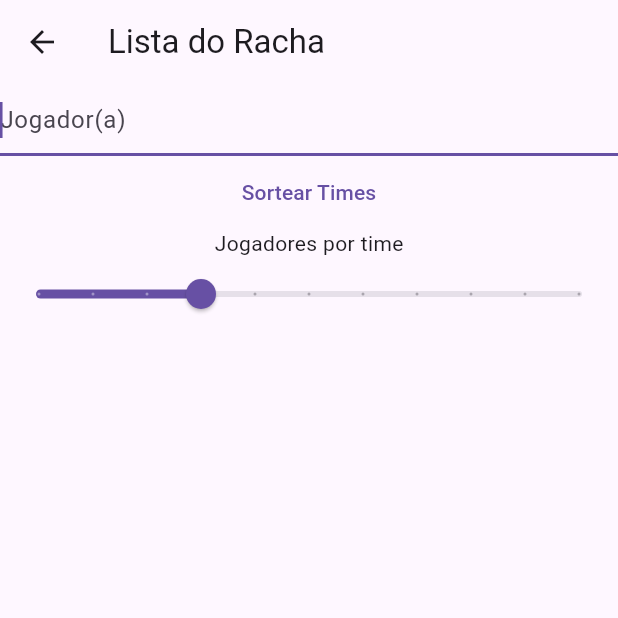
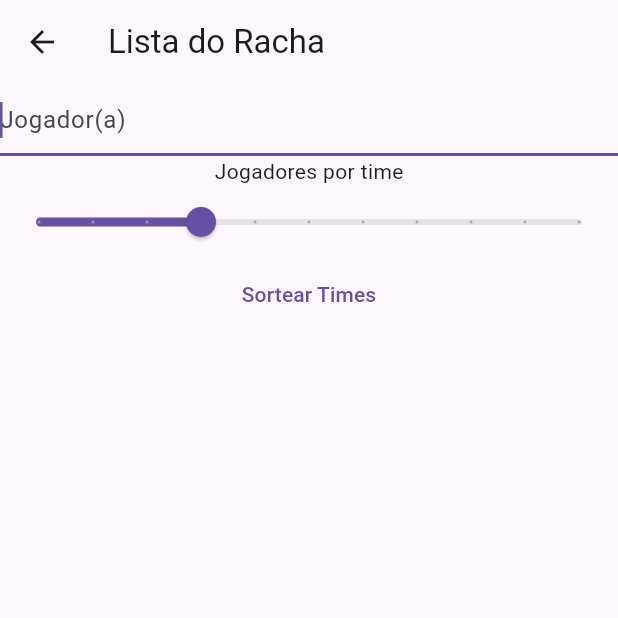
Before and after one commit to gabriell-silva/rachinha_top_app, a Flutter app: the RachaListPage screen opened directly, on a phone screen of 412 x 824 dp, the top half of it. Run offline on Flutter 3.47's test engine with Material 3 defaults, Android fonts, the light colour scheme and no system bars; our stand-ins replace flutter_dotenv, stop_watch_timer, supabase_flutter; accounts and stored records are empty.

Commit message:
remove: players_form widget to handle variables better

```diff
--- a/lib/pages/racha_list.dart
+++ b/lib/pages/racha_list.dart
@@ -1,5 +1,5 @@
 import 'package:flutter/material.dart';
-import 'package:rachinha_top_app/widgets/players_form.dart';
+import 'package:rachinha_top_app/utils/app_routes.dart';
 
 class RachaListPage extends StatefulWidget {
   const RachaListPage({super.key});
@@ -9,6 +9,7 @@ class RachaListPage extends StatefulWidget {
 }
 
 class _RachaListPageState extends State<RachaListPage> {
+  List<String> players = [""];
   double initialValueToPlayersPerTeam = 4;
 
   @override
@@ -17,9 +18,35 @@ class _RachaListPageState extends State<RachaListPage> {
         appBar: AppBar(
           title: const Text('Lista do Racha'),
         ),
-      body: Column(
+        body: SingleChildScrollView(
+          child: Column(
             children: [
-          const PlayersForm(),
+              ListView.builder(
+                scrollDirection: Axis.vertical,
+                shrinkWrap: true,
+                itemCount: players.length,
+                itemBuilder: (context, index) {
+                  return TextField(
+                    autofocus: true,
+                    decoration: const InputDecoration(hintText: "Jogador(a)"),
+                    keyboardType: TextInputType.name,
+                    onChanged: (value) {
+                      setState(() {
+                        players[index] = value;
+                      });
+                    },
+                    onSubmitted: (value) {
+                      String lastPlayerEntry = players[players.length - 1];
+
+                      if (lastPlayerEntry.isNotEmpty) {
+                        setState(() {
+                          players.add("");
+                        });
+                      }
+                    },
+                  );
+                },
+              ),
               Column(
                 children: [
                   const Text("Jogadores por time"),
@@ -37,8 +64,16 @@ class _RachaListPageState extends State<RachaListPage> {
                   ),
                 ],
               ),
+              TextButton(
+                  onPressed: () {
+                    players.removeWhere((element) => element.isEmpty);
+
+                    Navigator.pushNamed(context, AppRoutes.teams,
+                        arguments: players);
+                  },
+                  child: const Text("Sortear Times")),
             ],
           ),
-    );
+        ));
   }
 }
--- a/lib/widgets/players_form.dart
+++ /dev/null
@@ -1,52 +0,0 @@
-import 'package:flutter/material.dart';
-import 'package:rachinha_top_app/utils/app_routes.dart';
-
-class PlayersForm extends StatefulWidget {
-  const PlayersForm({super.key});
-
-  @override
-  State<PlayersForm> createState() => PlayersFormState();
-}
-
-class PlayersFormState extends State<PlayersForm> {
-  List<String> players = [""];
-
-  @override
-  Widget build(BuildContext context) {
-    return Column(children: [
-      ListView.builder(
-        scrollDirection: Axis.vertical,
-        shrinkWrap: true,
-        itemCount: players.length,
-        itemBuilder: (context, index) {
-          return TextField(
-            autofocus: true,
-            decoration: const InputDecoration(hintText: "Jogador(a)"),
-            keyboardType: TextInputType.name,
-            onChanged: (value) {
-              setState(() {
-                players[index] = value;
-              });
-            },
-            onSubmitted: (value) {
-              String lastPlayerEntry = players[players.length - 1];
-
-              if (lastPlayerEntry.isNotEmpty) {
-                setState(() {
-                  players.add("");
-                });
-              }
-            },
-          );
-        },
-      ),
-      TextButton(
-          onPressed: () {
-            players.removeWhere((element) => element.isEmpty);
-
-            Navigator.pushNamed(context, AppRoutes.teams, arguments: players);
-          },
-          child: const Text("Sortear Times")),
-    ]);
-  }
-}
```
Lines whose indentation alone changed are shown as unchanged.
